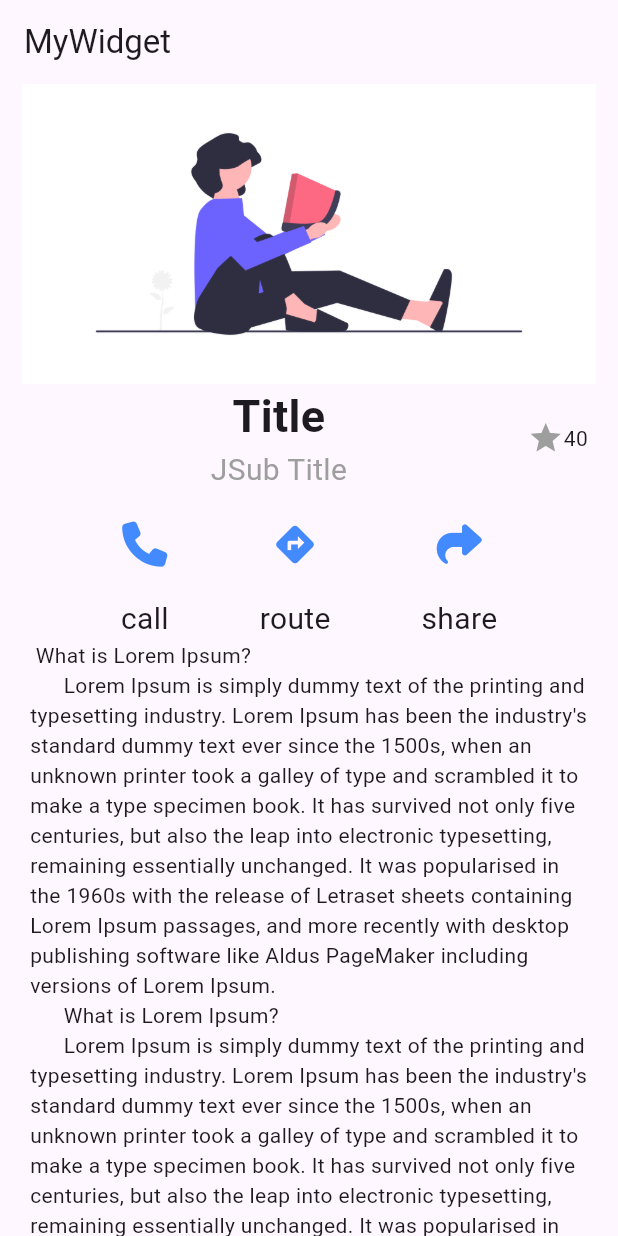
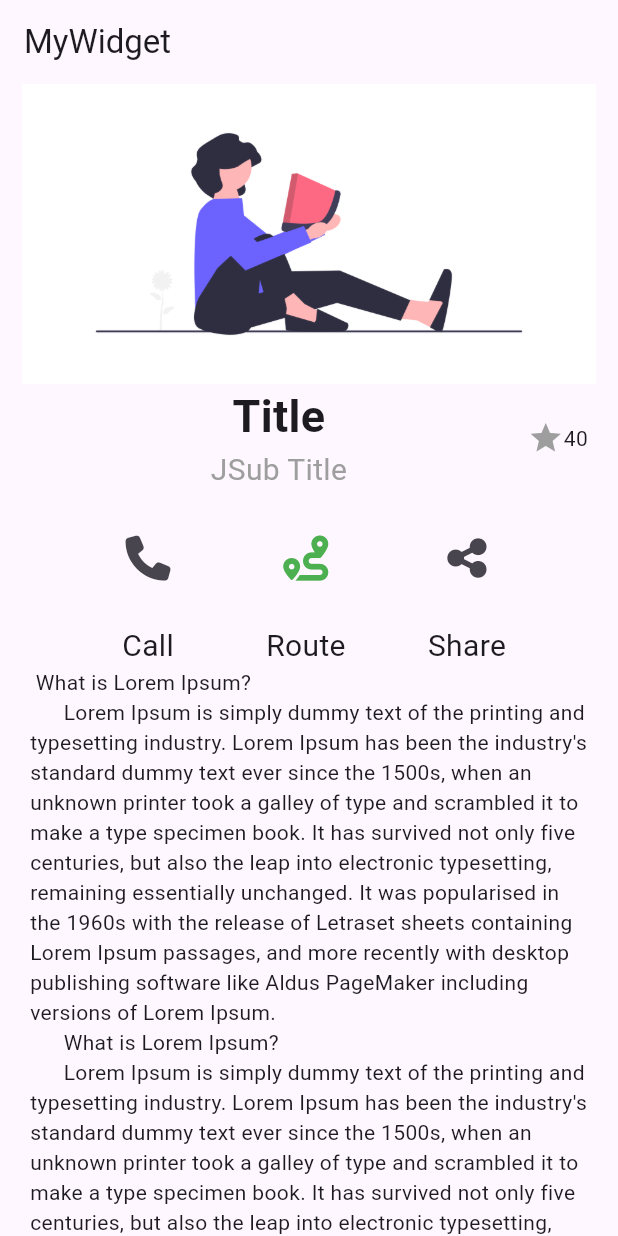
Before and after one commit to gnongkynrih/admission, a Flutter app: the screen it shows after launch, on a phone screen of 412 x 824 dp. Run offline on Flutter 3.47's test engine with Material 3 defaults, Android fonts, the phone set to English and light mode, and no system bars; our stand-ins replace font_awesome_flutter; missing offline and left inert: animated_snack_bar.

Commit message:
14-02-2024

```diff
--- a/lib/Layout.dart
+++ b/lib/Layout.dart
@@ -1,3 +1,7 @@
+import 'package:admission/Call.dart';
+import 'package:admission/Share.dart';
+import 'package:admission/widget/DisplayIconText.dart';
+import 'package:animated_snack_bar/animated_snack_bar.dart';
 import 'package:flutter/material.dart';
 import 'package:font_awesome_flutter/font_awesome_flutter.dart';
 
@@ -61,48 +65,42 @@ class _LayoutState extends State<Layout> {
                     ],
                   ),
                   const SizedBox(height: 20),
-                  const Row(
+                  Row(
                     mainAxisAlignment: MainAxisAlignment.spaceEvenly,
                     children: [
-                      Column(
-                        children: [
-                          FaIcon(
-                            FontAwesomeIcons.phone,
-                            color: Colors.blueAccent,
-                            size: 30,
-                          ),
-                          SizedBox(height: 20),
-                          Text(
-                            'call',
-                            style: TextStyle(fontSize: 20),
-                          ),
-                        ],
+                      DisplayIconText(
+                        onPressed: () async {
+                          final value = await Navigator.push(
+                            context,
+                            MaterialPageRoute(
+                                builder: (context) => const CallPage(
+                                      title: 'Call',
+                                    )),
+                          );
+                          AnimatedSnackBar.material(
+                            value.toString(),
+                            type: AnimatedSnackBarType.error,
+                            mobileSnackBarPosition: MobileSnackBarPosition.top,
+                          ).show(context);
+                        },
+                        icon: FontAwesomeIcons.phone,
+                        title: 'Call',
                       ),
-                      Column(
-                        children: [
-                          Icon(
-                            Icons.directions,
-                            color: Colors.blueAccent,
-                            size: 30,
-                          ),
-                          SizedBox(height: 20),
-                          Text(
-                            'route',
-                            style: TextStyle(fontSize: 20),
-                          ),
-                        ],
+                      DisplayIconText(
+                        onPressed: () => print('Route'),
+                        icon: FontAwesomeIcons.route,
+                        title: 'Route',
+                        color: Colors.green,
                       ),
-                      Column(
-                        children: [
-                          FaIcon(FontAwesomeIcons.share,
-                              size: 30, color: Colors.blueAccent),
-                          SizedBox(height: 20),
-                          Text(
-                            'share',
-                            style: TextStyle(fontSize: 20),
-                          ),
-                        ],
-                      ),
+                      DisplayIconText(
+                        onPressed: () => Navigator.push(
+                          context,
+                          MaterialPageRoute(
+                              builder: (context) => const SharePage()),
+                        ),
+                        icon: FontAwesomeIcons.shareNodes,
+                        title: 'Share',
+                      )
                     ],
                   ),
                   const Text(''' What is Lorem Ipsum?
--- /dev/null
+++ b/lib/widget/DisplayIconText.dart
@@ -0,0 +1,35 @@
+import 'package:flutter/material.dart';
+import 'package:font_awesome_flutter/font_awesome_flutter.dart';
+
+class DisplayIconText extends StatefulWidget {
+  DisplayIconText(
+      {super.key,
+      required this.icon,
+      required this.title,
+      this.color,
+      required this.onPressed});
+  final IconData icon;
+  final String title;
+  Color? color = Colors.blueAccent;
+  final GestureTapCallback onPressed;
+  @override
+  State<DisplayIconText> createState() => _DisplayIconTextState();
+}
+
+class _DisplayIconTextState extends State<DisplayIconText> {
+  @override
+  Widget build(BuildContext context) {
+    return Column(
+      children: [
+        IconButton(
+            onPressed: widget.onPressed,
+            icon: FaIcon(widget.icon, size: 30, color: widget.color)),
+        const SizedBox(height: 20),
+        Text(
+          widget.title,
+          style: const TextStyle(fontSize: 20),
+        ),
+      ],
+    );
+  }
+}
--- a/pubspec.yaml
+++ b/pubspec.yaml
@@ -11,6 +11,7 @@ dependencies:
     sdk: flutter
   font_awesome_flutter: ^10.7.0
   cupertino_icons: ^1.0.2
+  animated_snack_bar: ^0.4.0
 
 dev_dependencies:
   flutter_test:
```
Also changed, not shown: lib/Call.dart (added, +38 -0 lines), lib/Share.dart (added, +29 -0 lines), pubspec.lock.
